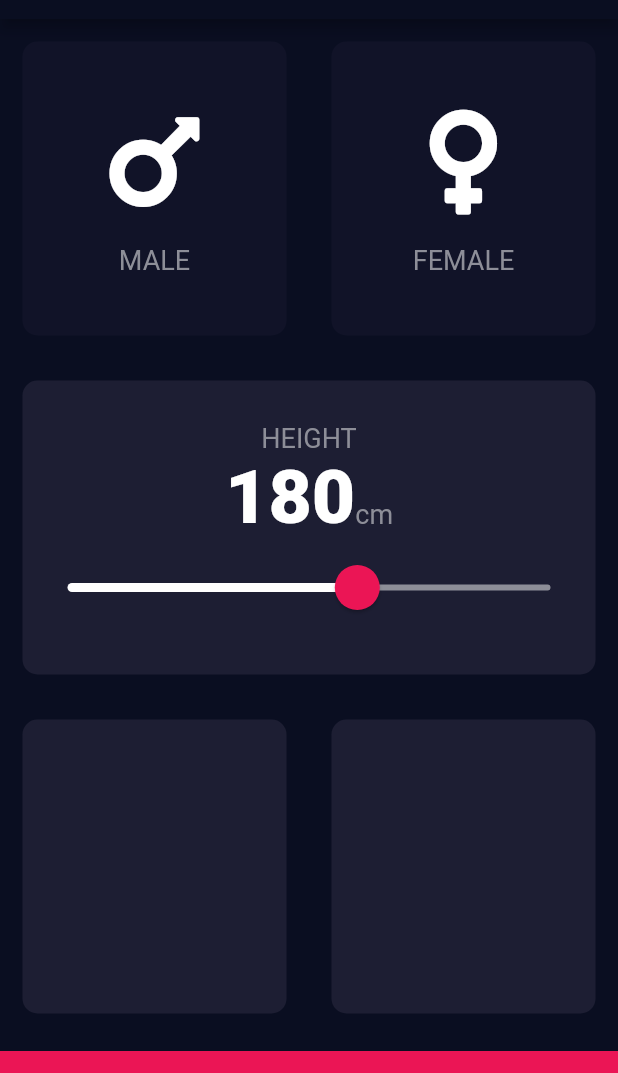
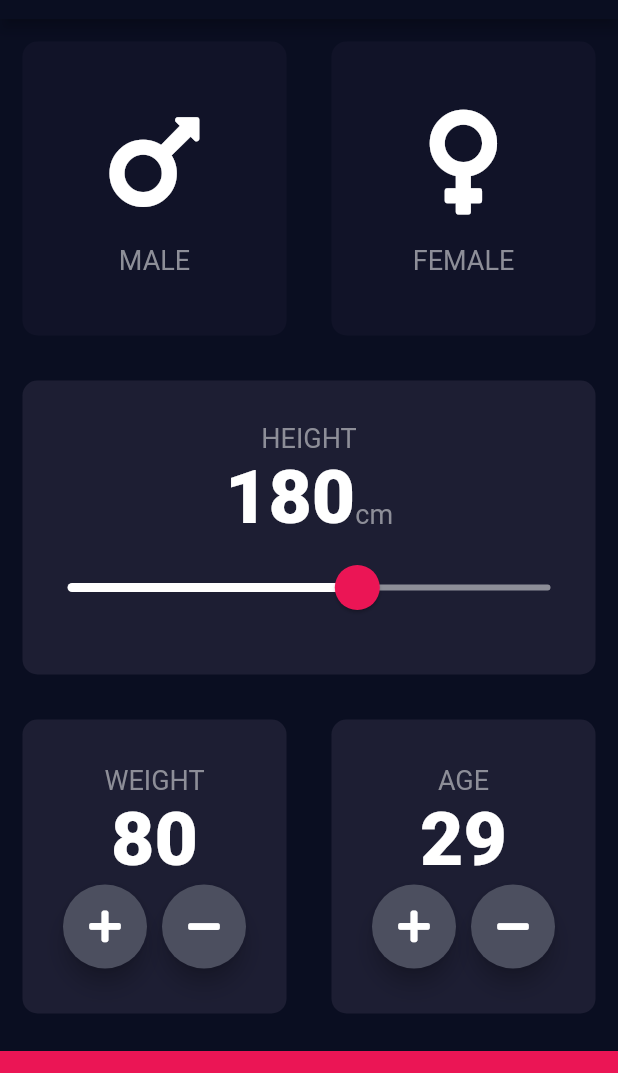
Before and after one commit to maxts0gt/flutter-bmi-calculator, a Flutter app: the screen it shows after launch, on a phone screen of 412 x 824 dp, the part 65-1138 px from its top. Run offline on Flutter 3.47's test engine with Material 2 defaults, Android fonts, the phone set to English and light mode, and no system bars; our stand-ins replace font_awesome_flutter.

Commit message:
add weight and age cards

```diff
--- a/lib/input_page.dart
+++ b/lib/input_page.dart
@@ -14,7 +14,8 @@ class InputPage extends StatefulWidget {
 class _InputPageState extends State<InputPage> {
   Gender selectedGender;
   int height = 180;
-
+  int weight = 80;
+  int age = 29;
   @override
   Widget build(BuildContext context) {
     return Scaffold(
@@ -118,10 +119,84 @@ class _InputPageState extends State<InputPage> {
             child: Row(
               children: [
                 Expanded(
-                  child: ReusableCard(colour: kActiveBoxColor),
+                  child: ReusableCard(
+                    colour: kActiveBoxColor,
+                    cardChild: Column(
+                      mainAxisAlignment: MainAxisAlignment.center,
+                      children: [
+                        Text(
+                          'WEIGHT',
+                          style: kLabelTextStyle,
+                        ),
+                        Text(
+                          weight.toString(),
+                          style: kNumberTextStyle,
+                        ),
+                        Row(
+                          mainAxisAlignment: MainAxisAlignment.center,
+                          children: [
+                            RoundIconButton(
+                                icon: FontAwesomeIcons.plus,
+                                onPressed: () {
+                                  setState(() {
+                                    weight++;
+                                  });
+                                }),
+                            SizedBox(
+                              width: 10.0,
+                            ),
+                            RoundIconButton(
+                                icon: FontAwesomeIcons.minus,
+                                onPressed: () {
+                                  setState(() {
+                                    weight--;
+                                  });
+                                })
+                          ],
+                        )
+                      ],
+                    ),
+                  ),
                 ),
                 Expanded(
-                  child: ReusableCard(colour: kActiveBoxColor),
+                  child: ReusableCard(
+                    colour: kActiveBoxColor,
+                    cardChild: Column(
+                      mainAxisAlignment: MainAxisAlignment.center,
+                      children: [
+                        Text(
+                          'AGE',
+                          style: kLabelTextStyle,
+                        ),
+                        Text(
+                          age.toString(),
+                          style: kNumberTextStyle,
+                        ),
+                        Row(
+                          mainAxisAlignment: MainAxisAlignment.center,
+                          children: [
+                            RoundIconButton(
+                                icon: FontAwesomeIcons.plus,
+                                onPressed: () {
+                                  setState(() {
+                                    age++;
+                                  });
+                                }),
+                            SizedBox(
+                              width: 10.0,
+                            ),
+                            RoundIconButton(
+                                icon: FontAwesomeIcons.minus,
+                                onPressed: () {
+                                  setState(() {
+                                    age--;
+                                  });
+                                })
+                          ],
+                        )
+                      ],
+                    ),
+                  ),
                 ),
               ],
             ),
@@ -137,3 +212,21 @@ class _InputPageState extends State<InputPage> {
     );
   }
 }
+
+class RoundIconButton extends StatelessWidget {
+  RoundIconButton({@required this.icon, this.onPressed});
+  final IconData icon;
+  final Function onPressed;
+
+  @override
+  Widget build(BuildContext context) {
+    return RawMaterialButton(
+      child: Icon(icon, color: Colors.white),
+      onPressed: onPressed,
+      elevation: 6.0,
+      constraints: BoxConstraints.tightFor(width: 56.0, height: 56.0),
+      shape: CircleBorder(),
+      fillColor: Color(0xFF4C4F5F),
+    );
+  }
+}
```
